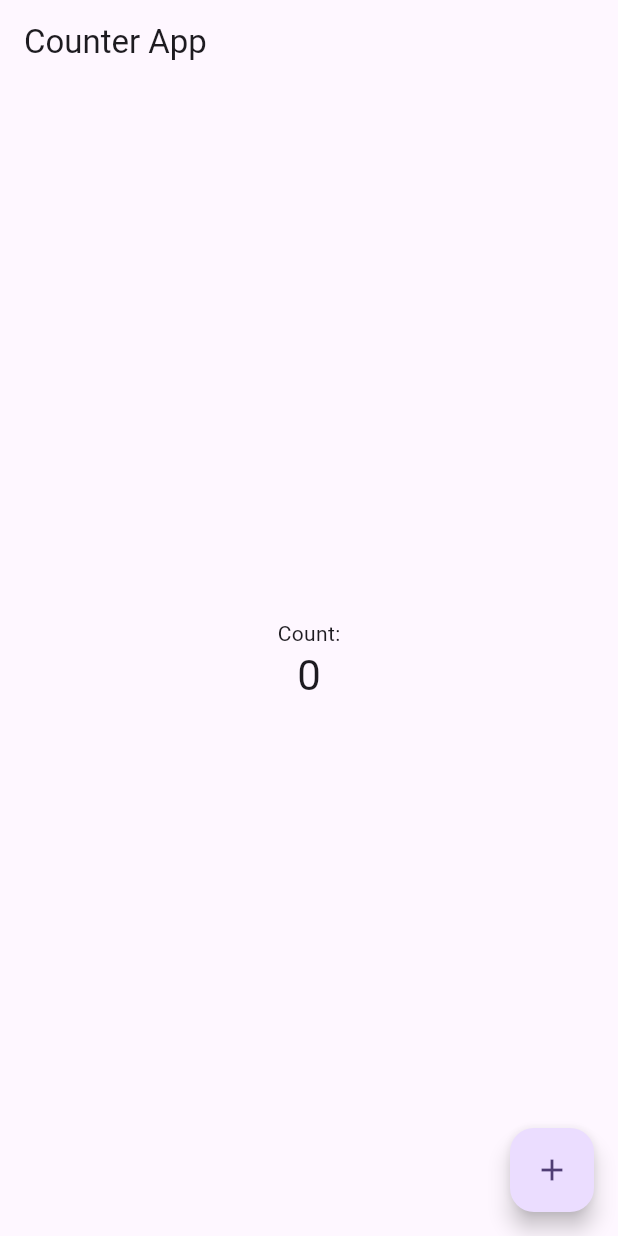
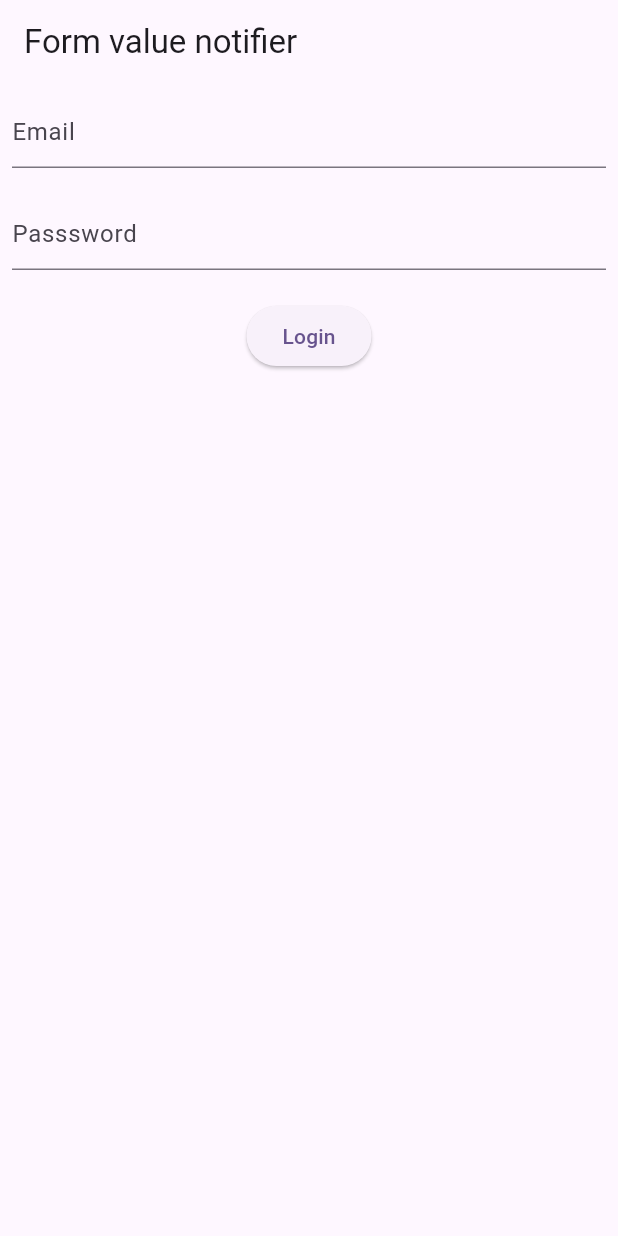
Before and after one commit to ClementPeter/flutter_state_mgmt, a Flutter app: the screen it shows after launch, on a phone screen of 412 x 824 dp. Run offline on Flutter 3.47's test engine with Material 3 defaults, Android fonts, the phone set to English and light mode, and no system bars.

Commit message:
form_value_notifier

```diff
--- a/state_mgmt/value_notifier/lib/form_validation/form.dart
+++ b/state_mgmt/value_notifier/lib/form_validation/form.dart
@@ -0,0 +1,62 @@
+import 'package:flutter/material.dart';
+import 'package:value_notifier/form_validation/form_value_notifier.dart';
+
+class LoginForm extends StatefulWidget {
+  const LoginForm({super.key});
+
+  @override
+  State<LoginForm> createState() => _LoginFormState();
+}
+
+class _LoginFormState extends State<LoginForm> {
+  final FormValueNotifier formNotifier = FormValueNotifier();
+
+  @override
+  Widget build(BuildContext context) {
+    return Scaffold(
+      appBar: AppBar(
+        title: const Text('Form value notifier'),
+      ),
+      body: Padding(
+        padding: const EdgeInsets.all(8.0),
+        child: Column(
+          children: [
+            TextField(
+              onChanged: (emailValue) {
+                setState(() {
+                  formNotifier.email.value = emailValue;
+                });
+              },
+              decoration: const InputDecoration(hintText: 'Email'),
+            ),
+            const SizedBox(height: 20),
+            TextField(
+              onChanged: (passwordValue) {
+                setState(() {
+                  formNotifier.password.value = passwordValue;
+                });
+              },
+              decoration: const InputDecoration(hintText: 'Passsword'),
+            ),
+            const SizedBox(height: 20),
+            ValueListenableBuilder(
+              valueListenable: ValueNotifier<bool>(formNotifier.isValid),
+              builder: (context, isValid, child) {
+                return ElevatedButton(
+                  onPressed: () {
+                    if (isValid) {
+                      print('Valid: Both Field are filled');
+                    } else {
+                      print('Invalid: One or both field is empty');
+                    }
+                  },
+                  child: const Text('Login'),
+                );
+              },
+            )
+          ],
+        ),
+      ),
+    );
+  }
+}
--- a/state_mgmt/value_notifier/lib/form_validation/form_value_notifier.dart
+++ b/state_mgmt/value_notifier/lib/form_validation/form_value_notifier.dart
@@ -1,3 +1,8 @@
-class LoginModel {
-  // final ValueNotifier
+import 'package:flutter/material.dart';
+
+class FormValueNotifier {
+  final ValueNotifier<String> email = ValueNotifier<String>('');
+  final ValueNotifier<String> password = ValueNotifier('');
+
+  bool get isValid => email.value.isNotEmpty && password.value.isNotEmpty;
 }
--- a/state_mgmt/value_notifier/lib/main.dart
+++ b/state_mgmt/value_notifier/lib/main.dart
@@ -99,10 +99,47 @@
 //
 //
 //
+// import 'package:flutter/material.dart';
+// import 'package:value_notifier/counter_app/couter_app.dart';
+
+// /* Counter App main.dart */
+// void main() {
+//   runApp(const MyApp());
+// }
+
+// class MyApp extends StatelessWidget {
+//   const MyApp({super.key});
+
+//   @override
+//   Widget build(BuildContext context) {
+//     return MaterialApp(
+//       title: 'Flutter Demo',
+//       theme: ThemeData(
+//         colorScheme: ColorScheme.fromSeed(seedColor: Colors.deepPurple),
+//         useMaterial3: true,
+//       ),
+//       home: const CounterApp(),
+//     );
+//   }
+// }
+
+//
+//
+//
+//
+//
+//
+//
+//
+//
+//
+//
+//
+//
 import 'package:flutter/material.dart';
-import 'package:value_notifier/counter_app/couter_app.dart';
+import 'package:value_notifier/form_validation/form.dart';
 
-/* Counter App main.dart */
+/* LoginForm App main.dart */
 void main() {
   runApp(const MyApp());
 }
@@ -118,7 +155,7 @@ class MyApp extends StatelessWidget {
         colorScheme: ColorScheme.fromSeed(seedColor: Colors.deepPurple),
         useMaterial3: true,
       ),
-      home: const CounterApp(),
+      home: const LoginForm(),
     );
   }
 }
```
